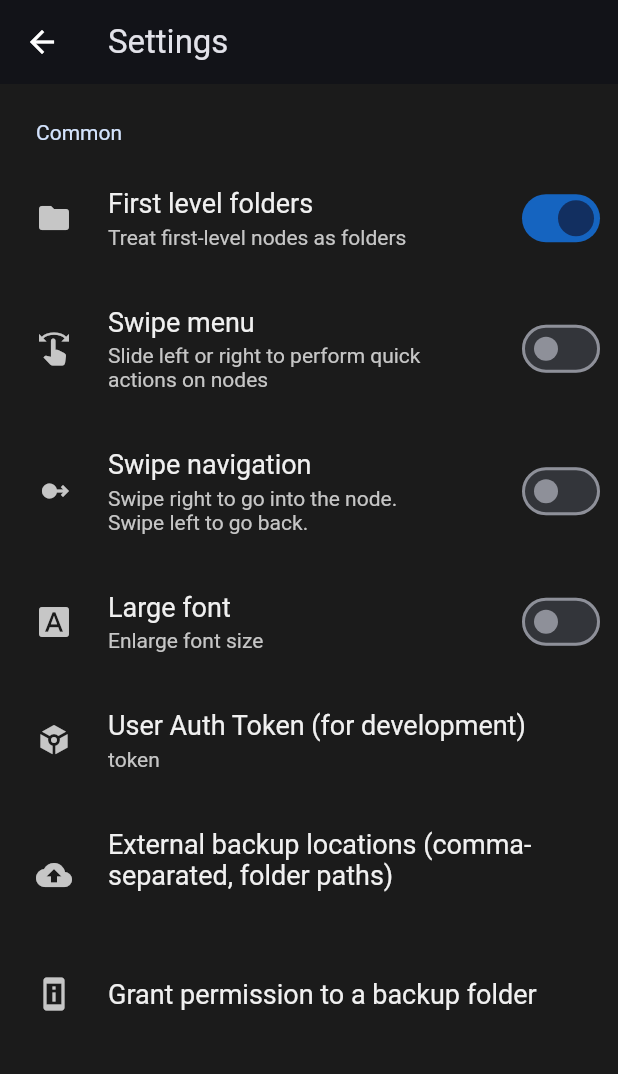
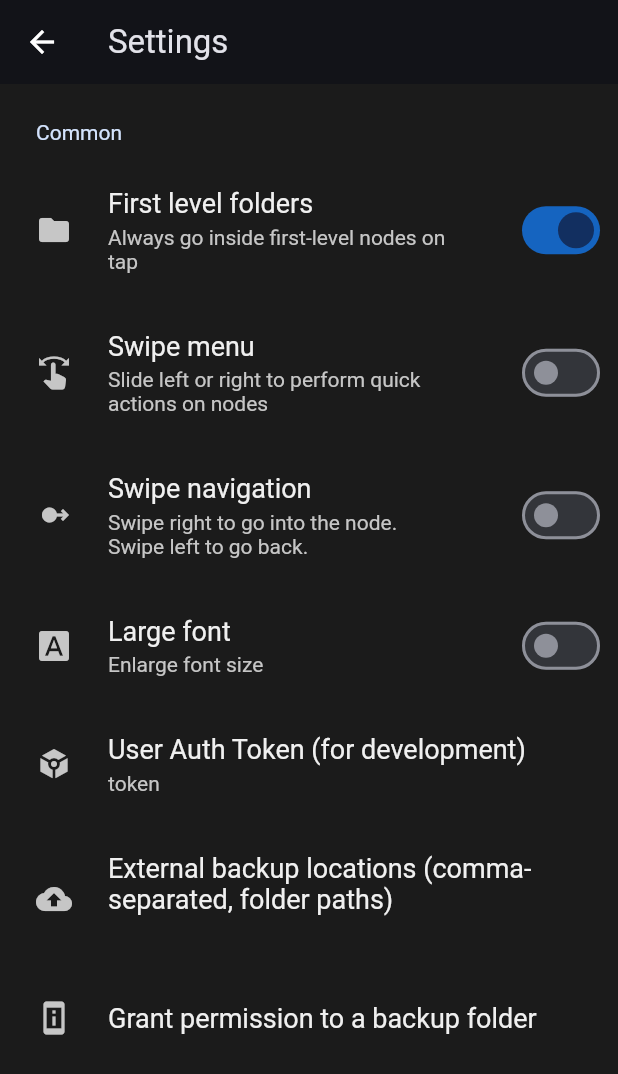
Before and after one commit to igrek51/todotree, a Flutter app: the SettingsPage screen opened directly, on a phone screen of 412 x 824 dp. Shown: the top 1074 px of the screen. Run offline on Flutter 3.47's test engine with Material 3 defaults, Android fonts, the phone set to English and light mode, and no system bars; drawn by our look-alikes of settings_ui; our stand-ins replace confetti, file_picker, flutter_slidable, shared_preferences, swipe_to, yaml; missing offline and left inert: move_to_background, shared_storage, window_manager, yaml_writer; accounts and stored records are empty.

Commit message:
Update readme and settings page

```diff
--- a/lib/views/settings/settings_page.dart
+++ b/lib/views/settings/settings_page.dart
@@ -50,7 +50,7 @@ class _SettingsPageState extends State<SettingsPage> {
             SettingsTile.switchTile(
               leading: Icon(Icons.folder),
               title: Text('First level folders'),
-              description: Text('Treat first-level nodes as folders'),
+              description: Text('Always go inside first-level nodes on tap'),
               initialValue: _firstLevelFolders,
               onToggle: (value) {
                 settingsProvider.firstLevelFolders = value;
```
Also changed, not shown: 1 other file.
